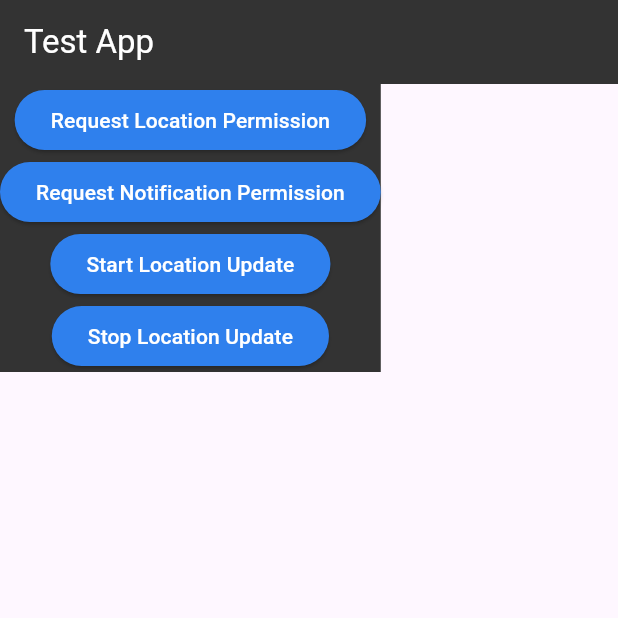
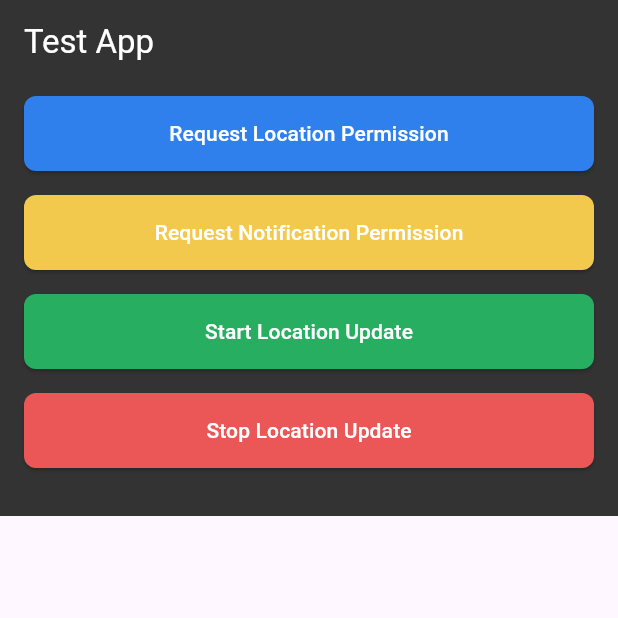
Before and after one commit to shamjadk/location_tracer, a Flutter app: the screen it shows after launch, on a phone screen of 412 x 824 dp, the top half of it. Run offline on Flutter 3.47's test engine with Material 3 defaults, Android fonts, the light colour scheme and no system bars.

Commit message:
Just created buttons

```diff
--- a/lib/view/home_page.dart
+++ b/lib/view/home_page.dart
@@ -18,6 +18,7 @@ class HomePage extends StatelessWidget {
         child: Column(
           children: [
             Container(
+              padding: const EdgeInsets.only(bottom: 24),
               color: const Color(0xff333333),
               child: Column(
                 children: [
@@ -29,17 +30,17 @@ class HomePage extends StatelessWidget {
                   ButtonWIdget(
                     buttonName: 'Request Notification Permission',
                     onPressed: () {},
-                    buttonColor: const Color(0xFF2f80ed),
+                    buttonColor: const Color(0xFFf2c94c),
                   ),
                   ButtonWIdget(
                     buttonName: 'Start Location Update',
                     onPressed: () {},
-                    buttonColor: const Color(0xFF2f80ed),
+                    buttonColor: const Color(0xFF27ae60),
                   ),
                   ButtonWIdget(
                     buttonName: 'Stop Location Update',
                     onPressed: () {},
-                    buttonColor: const Color(0xFF2f80ed),
+                    buttonColor: const Color(0xFFeb5757),
                   ),
                 ],
               ),
--- a/lib/view/widgets/button_widget.dart
+++ b/lib/view/widgets/button_widget.dart
@@ -12,11 +12,20 @@ class ButtonWIdget extends StatelessWidget {
 
   @override
   Widget build(BuildContext context) {
-    return ElevatedButton(
-      style: ElevatedButton.styleFrom(
-          backgroundColor: buttonColor, foregroundColor: Colors.white),
-      child: Text(buttonName),
-      onPressed: onPressed,
+    return Container(
+      margin: const EdgeInsets.symmetric(vertical: 8),
+      padding: const EdgeInsets.symmetric(horizontal: 16),
+      width: double.infinity,
+      height: 50,
+      child: ElevatedButton(
+        style: ElevatedButton.styleFrom(
+            shape:
+                RoundedRectangleBorder(borderRadius: BorderRadius.circular(8)),
+            backgroundColor: buttonColor,
+            foregroundColor: Colors.white),
+        onPressed: onPressed,
+        child: Text(buttonName),
+      ),
     );
   }
 }
```
